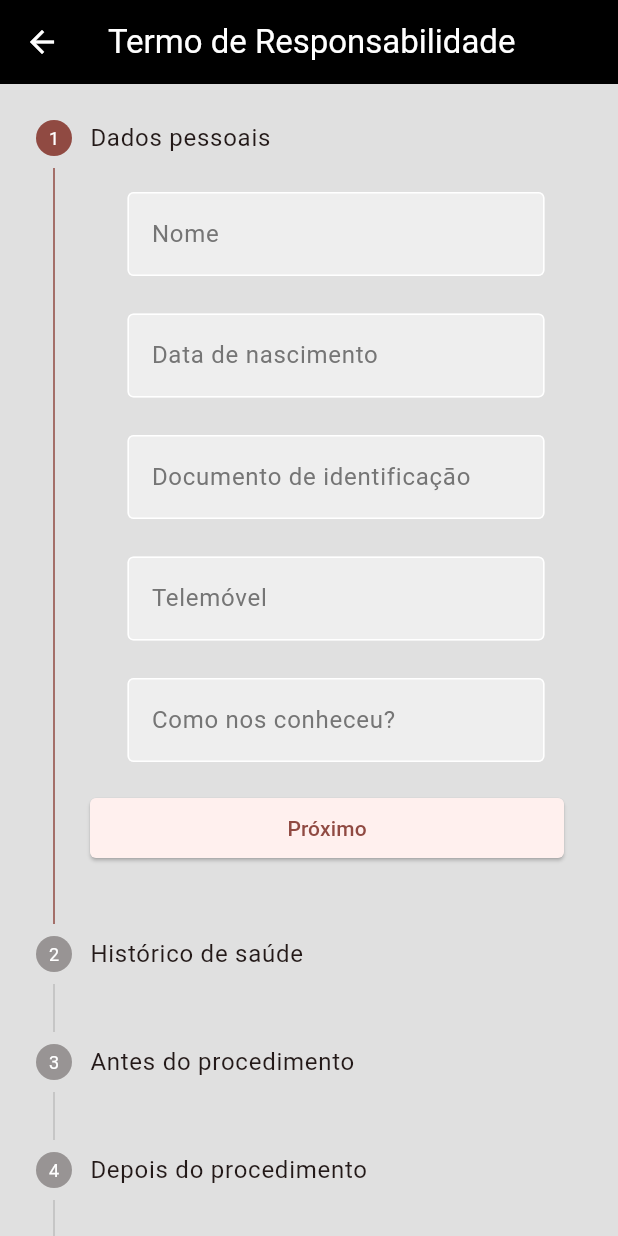
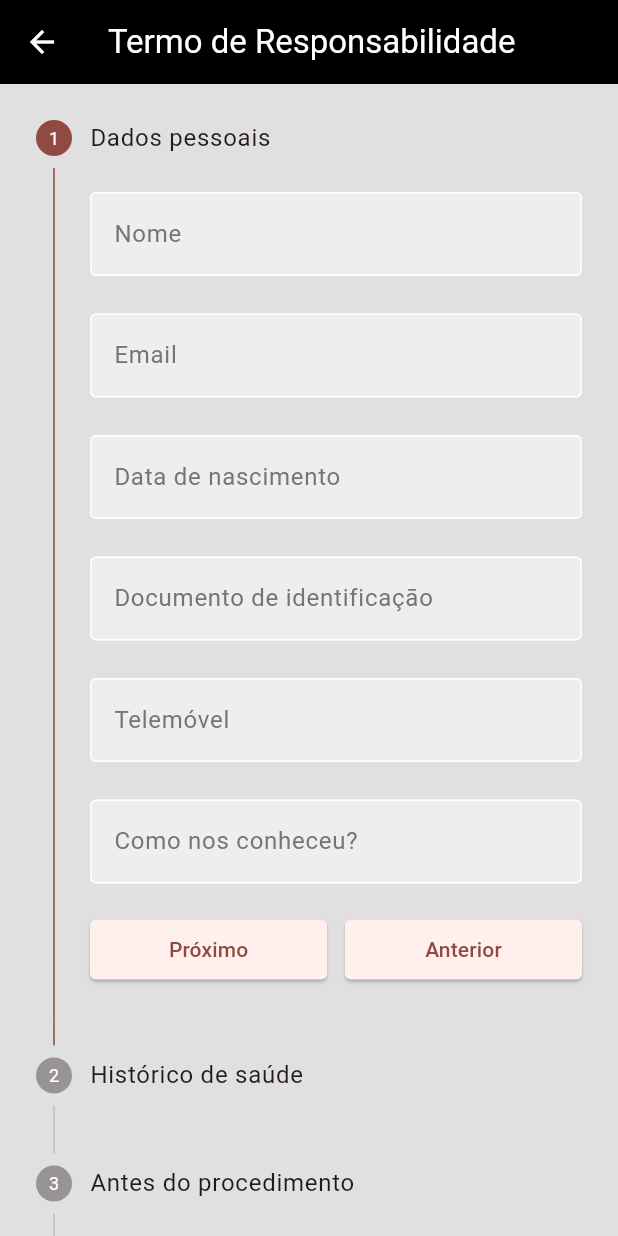
Before and after one commit to iorran/ink_flow_manager, a Flutter app: the SignTermPage screen opened by its route, on a phone screen of 412 x 824 dp. Run offline on Flutter 3.47's test engine with Material 3 defaults, Android fonts, the phone set to English and light mode, and no system bars; our stand-ins replace cloud_firestore, firebase_auth, firebase_core, google_sign_in, signature, toastification; accounts and stored records are empty.

Commit message:
feat: add email field

```diff
--- a/lib/components/resposibility_form/step_one.dart
+++ b/lib/components/resposibility_form/step_one.dart
@@ -5,6 +5,7 @@ import 'package:intl/intl.dart';
 class StepOne extends StatelessWidget {
   GlobalKey<FormState> formKey = GlobalKey<FormState>();
   TextEditingController nameController = TextEditingController();
+  TextEditingController emailController = TextEditingController();
   TextEditingController birthdayController = TextEditingController();
   TextEditingController documentController = TextEditingController();
   TextEditingController phoneController = TextEditingController();
@@ -16,13 +17,27 @@ class StepOne extends StatelessWidget {
   Widget build(BuildContext context) {
     return Form(
       key: formKey,
-      child: Center(
       child: Column(
+        crossAxisAlignment: CrossAxisAlignment.start,
         children: [
           MyTextField(
             controller: nameController,
             hintText: "Nome",
             obscureText: false,
+            padding: const EdgeInsets.all(0),
+            validator: (value) {
+              if (value == null || value.isEmpty) {
+                return 'Campo obrigatório';
+              }
+              return null;
+            },
+          ),
+          const SizedBox(height: 25),
+          MyTextField(
+            controller: emailController,
+            hintText: "Email",
+            obscureText: false,
+            padding: const EdgeInsets.all(0),
             validator: (value) {
               if (value == null || value.isEmpty) {
                 return 'Campo obrigatório';
@@ -35,6 +50,7 @@ class StepOne extends StatelessWidget {
             controller: birthdayController,
             hintText: "Data de nascimento",
             obscureText: false,
+            padding: const EdgeInsets.all(0),
             onTap: () async {
               DateTime? pickedDate = await showDatePicker(
                 context: context,
@@ -53,24 +69,26 @@ class StepOne extends StatelessWidget {
           MyTextField(
             controller: documentController,
             hintText: "Documento de identificaçāo",
+            padding: const EdgeInsets.all(0),
             obscureText: false,
             keyboardType: TextInputType.datetime,
           ),
           const SizedBox(height: 25),
           MyTextField(
             controller: phoneController,
+            padding: const EdgeInsets.all(0),
             hintText: "Telemóvel",
             obscureText: false,
           ),
           const SizedBox(height: 25),
           MyTextField(
             controller: whereFoundUsController,
+            padding: const EdgeInsets.all(0),
             hintText: "Como nos conheceu?",
             obscureText: false,
           ),
         ],
       ),
-      ),
     );
   }
 }
--- a/lib/models/term.dart
+++ b/lib/models/term.dart
@@ -3,6 +3,7 @@ import 'dart:typed_data';
 
 class Term {
   String name;
+  String email;
   String birthday;
   String document;
   String phone;
@@ -23,6 +24,7 @@ class Term {
 
   Term({
     required this.name,
+    required this.email,
     required this.birthday,
     required this.document,
     required this.phone,
--- a/lib/pages/sign_term_page.dart
+++ b/lib/pages/sign_term_page.dart
@@ -106,6 +106,7 @@ class _SignTermPageState extends State<SignTermPage> {
     Uint8List? signature = await stepFive.signatureController.toPngBytes();
     Term newTerm = Term(
       name: stepOne.nameController.text,
+      email: stepOne.emailController.text,
       birthday: stepOne.birthdayController.text,
       document: stepOne.documentController.text,
       phone: stepOne.phoneController.text,
@@ -171,13 +172,12 @@ class _SignTermPageState extends State<SignTermPage> {
                       ),
                     ),
                     const SizedBox(width: 12),
-                    if (currentStep != 0)
                     Expanded(
                       child: ElevatedButton(
                         onPressed: controlsDetails.onStepCancel,
                         style: ButtonStyle(
-                            shape: MaterialStateProperty.all<
-                                RoundedRectangleBorder>(
+                          shape:
+                              MaterialStateProperty.all<RoundedRectangleBorder>(
                             RoundedRectangleBorder(
                               borderRadius: BorderRadius.circular(4.0),
                             ),
--- a/pubspec.yaml
+++ b/pubspec.yaml
@@ -15,6 +15,7 @@ dependencies:
   google_sign_in: ^6.2.1
   intl: ^0.19.0
   signature: ^5.4.1
+  timeline_tile: ^2.0.0
   toastification: ^1.2.1
 
 dev_dependencies:
```
Also changed, not shown: pubspec.lock, 1 other file. Lines whose indentation alone changed are shown as unchanged.
